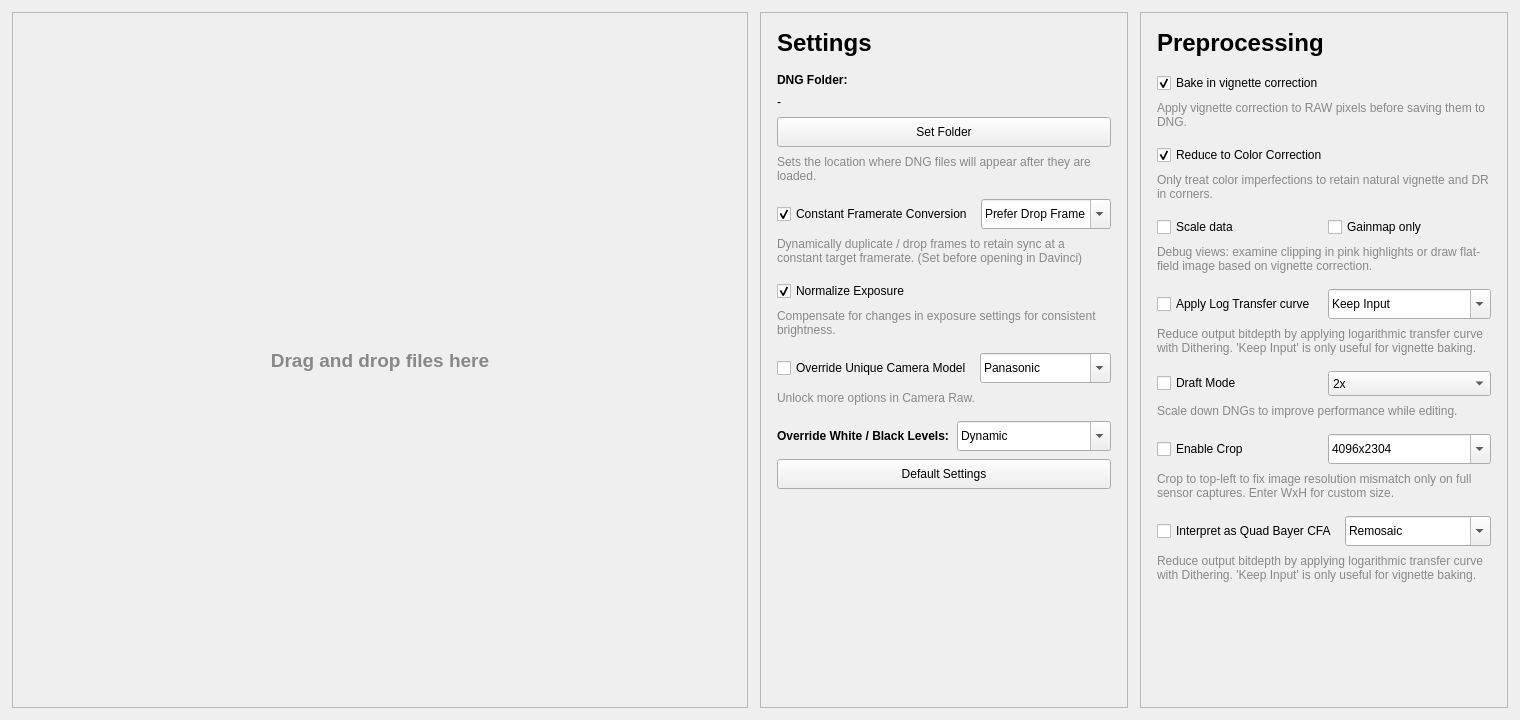
Above: ui/mainwindow.ui from LeonardSander/motioncam-fs before the change. Below: the same form after it.
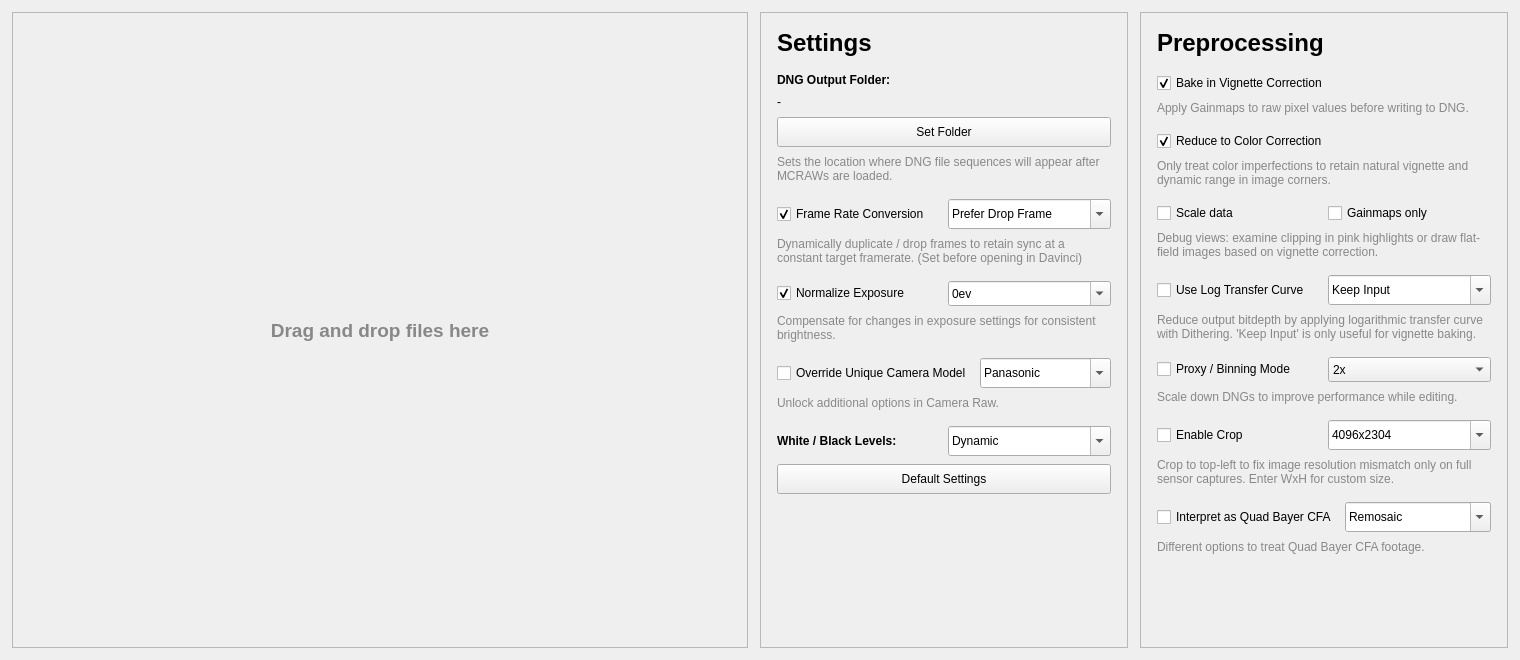
That is the form after the change.

Patch:
```diff
--- a/ui/mainwindow.ui
+++ b/ui/mainwindow.ui
@@ -7,7 +7,7 @@
     <x>0</x>
     <y>0</y>
     <width>1520</width>
-    <height>720</height>
+    <height>660</height>
    </rect>
   </property>
   <property name="windowTitle">
@@ -166,7 +166,7 @@
          <item>
           <widget class="QLabel" name="cacheSectionTitle">
            <property name="text">
-            <string>&lt;html&gt;&lt;head/&gt;&lt;body&gt;&lt;p&gt;&lt;span style=&quot; font-weight:600;&quot;&gt;DNG Folder:&lt;/span&gt;&lt;/p&gt;&lt;/body&gt;&lt;/html&gt;</string>
+            <string>&lt;html&gt;&lt;head/&gt;&lt;body&gt;&lt;p&gt;&lt;span style=&quot; font-weight:600;&quot;&gt;DNG Output Folder:&lt;/span&gt;&lt;/p&gt;&lt;/body&gt;&lt;/html&gt;</string>
            </property>
           </widget>
          </item>
@@ -196,7 +196,7 @@
          <item>
           <widget class="QLabel" name="cacheFolderDescription">
            <property name="text">
-            <string>&lt;html&gt;&lt;head/&gt;&lt;body&gt;&lt;p&gt;&lt;span style=&quot; font-size:9pt; color:#888888;&quot;&gt;Sets the location where DNG files will appear after they are loaded.&lt;/span&gt;&lt;/p&gt;&lt;/body&gt;&lt;/html&gt;</string>
+            <string>&lt;html&gt;&lt;head/&gt;&lt;body&gt;&lt;p&gt;&lt;span style=&quot; font-size:9pt; color:#888888;&quot;&gt;Sets the location where DNG file sequences will appear after MCRAWs are loaded.&lt;/span&gt;&lt;/p&gt;&lt;/body&gt;&lt;/html&gt;</string>
            </property>
            <property name="wordWrap">
             <bool>true</bool>
@@ -218,7 +218,7 @@
            <item>
             <widget class="QCheckBox" name="cfrConversionCheckBox">
              <property name="text">
-              <string>Constant Framerate Conversion</string>
+              <string>Frame Rate Conversion</string>
              </property>
              <property name="checked">
               <bool>true</bool>
@@ -278,6 +278,11 @@
           <number>8</number>
          </property>
          <item>
+         <layout class="QHBoxLayout" name="camModelLayout">
+           <property name="spacing">
+            <number>8</number>
+           </property>
+           <item>
           <widget class="QCheckBox" name="normalizeExposureCheckBox">
            <property name="text">
             <string>Normalize Exposure</string>
@@ -288,6 +293,51 @@
           </widget>
          </item>
          <item>
+            <widget class="QComboBox" name="exposureOffsetCombobox">
+             <property name="minimumSize">
+              <size>
+               <width>60</width>
+               <height>25</height>
+              </size>
+             </property>
+             <property name="editable">
+                <bool>true</bool>
+              </property>
+             <item>
+              <property name="text">
+               <string>0ev</string>
+              </property>
+             </item>
+             <item>
+              <property name="text">
+               <string>1ev</string>
+              </property>
+             </item>
+             <item>
+              <property name="text">
+               <string>2ev</string>
+              </property>
+             </item>
+             <item>
+              <property name="text">
+               <string>3ev</string>
+              </property>
+             </item>
+             <item>
+              <property name="text">
+               <string>-1ev</string>
+              </property>
+             </item>
+             <item>
+              <property name="text">
+               <string>-2ev</string>
+              </property>
+             </item>
+            </widget>
+           </item>
+           </layout>
+           </item>         
+         <item>
           <widget class="QLabel" name="normalizeExposureLabel">
            <property name="text">
             <string>&lt;html&gt;&lt;head/&gt;&lt;body&gt;&lt;p&gt;&lt;span style=&quot; font-size:9pt; color:#888888;&quot;&gt;Compensate for changes in exposure settings for consistent brightness.&lt;/span&gt;&lt;/p&gt;&lt;/body&gt;&lt;/html&gt;</string>
@@ -352,7 +402,7 @@
          <item>
           <widget class="QLabel" name="camModelLabel">
            <property name="text">
-            <string>&lt;html&gt;&lt;head/&gt;&lt;body&gt;&lt;p&gt;&lt;span style=&quot; font-size:9pt; color:#888888;&quot;&gt;Unlock more options in Camera Raw.&lt;/span&gt;&lt;/p&gt;&lt;/body&gt;&lt;/html&gt;</string>
+            <string>&lt;html&gt;&lt;head/&gt;&lt;body&gt;&lt;p&gt;&lt;span style=&quot; font-size:9pt; color:#888888;&quot;&gt;Unlock additional options in Camera Raw.&lt;/span&gt;&lt;/p&gt;&lt;/body&gt;&lt;/html&gt;</string>
            </property>
            <property name="wordWrap">
             <bool>true</bool>
@@ -374,7 +424,7 @@
            <item>
           <widget class="QLabel" name="levelsSectionTitle">
            <property name="text">
-            <string>&lt;html&gt;&lt;head/&gt;&lt;body&gt;&lt;p&gt;&lt;span style=&quot; font-weight:600;&quot;&gt;Override White / Black Levels:&lt;/span&gt;&lt;/p&gt;&lt;/body&gt;&lt;/html&gt;</string>
+            <string>&lt;html&gt;&lt;head/&gt;&lt;body&gt;&lt;p&gt;&lt;span style=&quot; font-weight:600;&quot;&gt;White / Black Levels:&lt;/span&gt;&lt;/p&gt;&lt;/body&gt;&lt;/html&gt;</string>
            </property>
           </widget>
          </item>           
@@ -474,7 +524,7 @@
       </layout>
      </item>
      <item>
-      <spacer name="verticalSpacer">
+      <spacer name="verticalSpacer2">
          <property name="orientation">
           <enum>Qt::Orientation::Vertical</enum>
          </property>
@@ -540,7 +590,7 @@
          <item>
           <widget class="QCheckBox" name="vignetteCorrectionCheckBox">
            <property name="text">
-            <string>Bake in vignette correction</string>
+            <string>Bake in Vignette Correction</string>
            </property>
            <property name="checked">
             <bool>true</bool>
@@ -550,7 +600,7 @@
          <item>
           <widget class="QLabel" name="vignetteCorrectionLabel">
            <property name="text">
-            <string>&lt;html&gt;&lt;head/&gt;&lt;body&gt;&lt;p&gt;&lt;span style=&quot; font-size:9pt; color:#888888;&quot;&gt;Apply vignette correction to RAW pixels before saving them to DNG.&lt;/span&gt;&lt;/p&gt;&lt;/body&gt;&lt;/html&gt;</string>
+            <string>&lt;html&gt;&lt;head/&gt;&lt;body&gt;&lt;p&gt;&lt;span style=&quot; font-size:9pt; color:#888888;&quot;&gt;Apply Gainmaps to raw pixel values before writing to DNG.&lt;/span&gt;&lt;/p&gt;&lt;/body&gt;&lt;/html&gt;</string>
            </property>
            <property name="wordWrap">
             <bool>true</bool>
@@ -577,7 +627,7 @@
          <item>
           <widget class="QLabel" name="vignetteOnlyColorLabel">
            <property name="text">
-            <string>&lt;html&gt;&lt;head/&gt;&lt;body&gt;&lt;p&gt;&lt;span style=&quot; font-size:9pt; color:#888888;&quot;&gt;Only treat color imperfections to retain natural vignette and DR in corners.&lt;/span&gt;&lt;/p&gt;&lt;/body&gt;&lt;/html&gt;</string>
+            <string>&lt;html&gt;&lt;head/&gt;&lt;body&gt;&lt;p&gt;&lt;span style=&quot; font-size:9pt; color:#888888;&quot;&gt;Only treat color imperfections to retain natural vignette and dynamic range in image corners.&lt;/span&gt;&lt;/p&gt;&lt;/body&gt;&lt;/html&gt;</string>
            </property>
            <property name="wordWrap">
             <bool>true</bool>
@@ -606,7 +656,7 @@
            <item>
             <widget class="QCheckBox" name="debugVignetteCheckBox">
              <property name="text">
-              <string>Gainmap only</string>
+              <string>Gainmaps only</string>
              </property>
             </widget>
            </item>
@@ -615,7 +665,7 @@
          <item>
           <widget class="QLabel" name="scaleRawLabel">
            <property name="text">
-            <string>&lt;html&gt;&lt;head/&gt;&lt;body&gt;&lt;p&gt;&lt;span style=&quot; font-size:9pt; color:#888888;&quot;&gt;Debug views: examine clipping in pink highlights or draw flat-field image based on vignette correction.&lt;/span&gt;&lt;/p&gt;&lt;/body&gt;&lt;/html&gt;</string>
+            <string>&lt;html&gt;&lt;head/&gt;&lt;body&gt;&lt;p&gt;&lt;span style=&quot; font-size:9pt; color:#888888;&quot;&gt;Debug views: examine clipping in pink highlights or draw flat-field images based on vignette correction.&lt;/span&gt;&lt;/p&gt;&lt;/body&gt;&lt;/html&gt;</string>
            </property>
            <property name="wordWrap">
             <bool>true</bool>
@@ -637,7 +687,7 @@
            <item>
             <widget class="QCheckBox" name="logTransformCheckBox">
              <property name="text">
-              <string>Apply Log Transfer curve</string>
+              <string>Use Log Transfer Curve</string>
              </property>
             </widget>
            </item>
@@ -701,7 +751,7 @@
            <item>
             <widget class="QCheckBox" name="draftModeCheckBox">
              <property name="text">
-              <string>Draft Mode</string>
+              <string>Proxy / Binning Mode</string>
              </property>
             </widget>
            </item>
@@ -888,7 +938,7 @@
          <item>
           <widget class="QLabel" name="remosaicLabel">
            <property name="text">
-            <string>&lt;html&gt;&lt;head/&gt;&lt;body&gt;&lt;p&gt;&lt;span style=&quot; font-size:9pt; color:#888888;&quot;&gt;Reduce output bitdepth by applying logarithmic transfer curve with Dithering. 'Keep Input' is only useful for vignette baking.&lt;/span&gt;&lt;/p&gt;&lt;/body&gt;&lt;/html&gt;</string>
+            <string>&lt;html&gt;&lt;head/&gt;&lt;body&gt;&lt;p&gt;&lt;span style=&quot; font-size:9pt; color:#888888;&quot;&gt;Different options to treat Quad Bayer CFA footage.&lt;/span&gt;&lt;/p&gt;&lt;/body&gt;&lt;/html&gt;</string>
            </property>
            <property name="wordWrap">
             <bool>true</bool>
@@ -898,7 +948,7 @@
         </layout>
        </item>       
        <item>
-        <spacer name="verticalSpacer">
+        <spacer name="verticalSpacer3">
          <property name="orientation">
           <enum>Qt::Orientation::Vertical</enum>
          </property>
```
